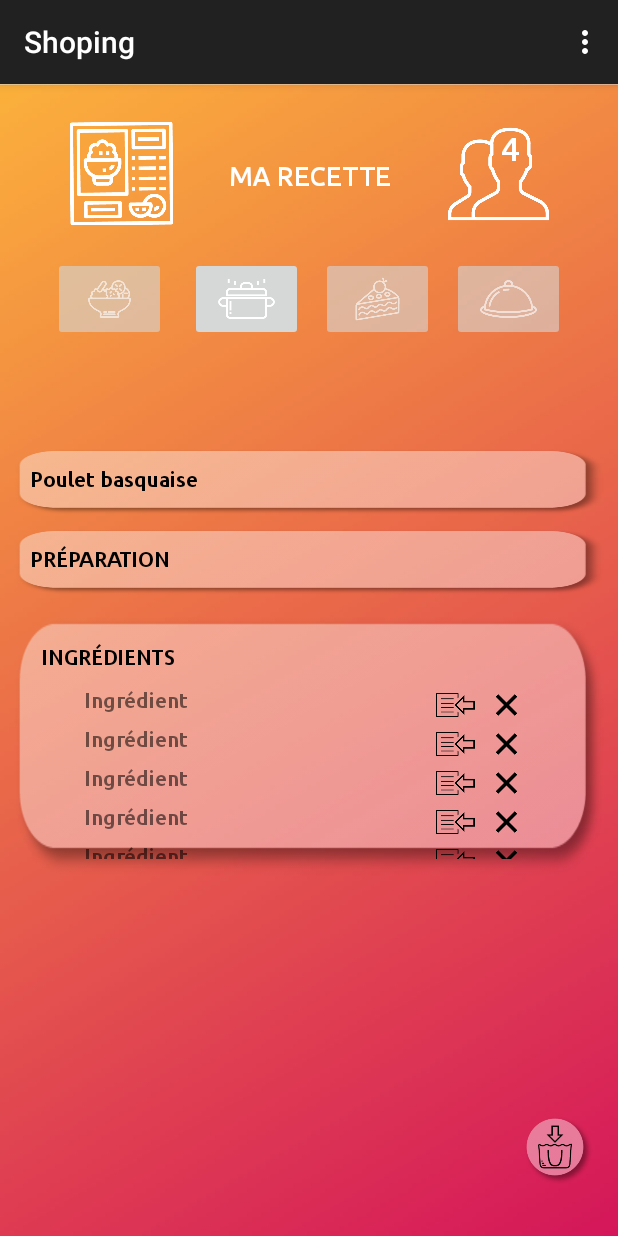
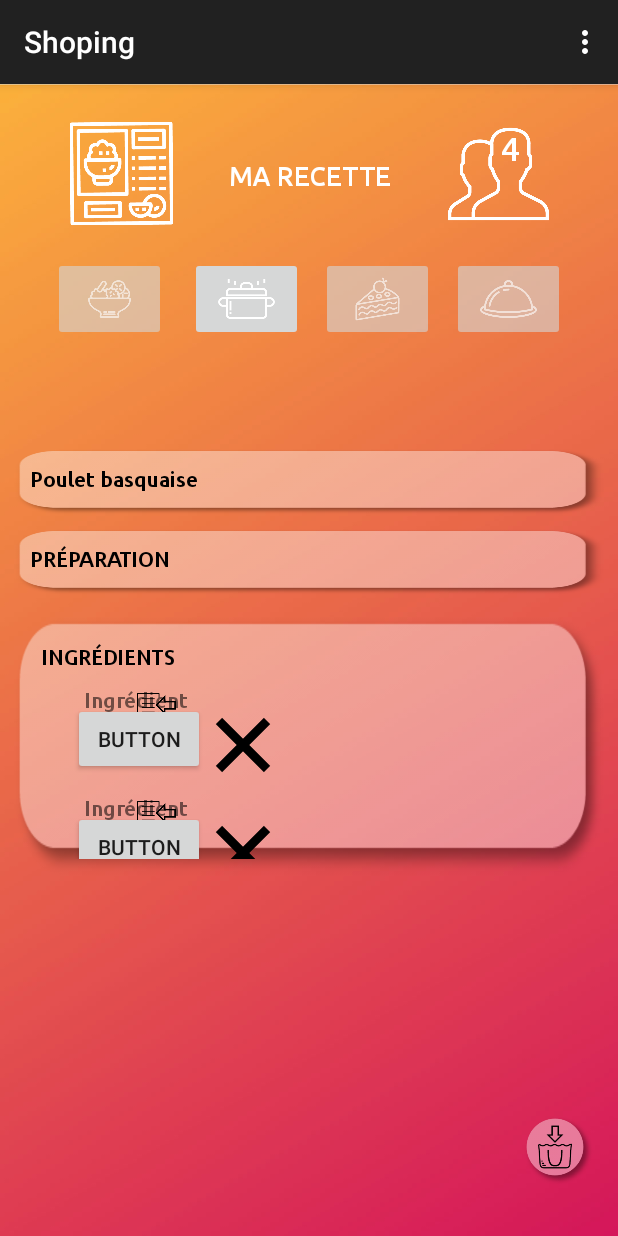
Before and after one commit to vcoquinot/shoping, an Android app: the Ma_recette screen opened directly, with no data from a screen before it, on a phone screen of 412 x 824 dp. Run offline under Robolectric (Android 15) with nearby library versions, the light colour scheme and no system bars; Roboto replaces fonts that are not available here.

Commit message:
effacement des ingrédients

```diff
--- a/Shoping/app/src/main/res/layout/cell_ingredients.xml
+++ b/Shoping/app/src/main/res/layout/cell_ingredients.xml
@@ -7,16 +7,17 @@
     tools:layout_editor_absoluteY="25dp">
 
     <ImageButton
-        android:id="@+id/bt_croix2"
-        android:layout_width="26dp"
-        android:layout_height="25dp"
-        android:layout_marginEnd="16dp"
+        android:id="@+id/del_button1"
+        android:layout_width="73dp"
+        android:layout_height="64dp"
+        android:layout_marginRight="168dp"
+        android:layout_marginTop="8dp"
         android:background="@android:color/transparent"
         android:scaleType="fitCenter"
-        app:layout_constraintBottom_toBottomOf="@+id/name"
-        app:layout_constraintEnd_toEndOf="parent"
-        app:layout_constraintTop_toTopOf="@+id/name"
-        app:layout_constraintVertical_bias="0.714"
+        app:layout_constraintBottom_toBottomOf="parent"
+        app:layout_constraintRight_toRightOf="parent"
+        app:layout_constraintTop_toTopOf="parent"
+        app:layout_constraintVertical_bias="1.0"
         app:srcCompat="@drawable/picto_croix_annule" />
 
     <TextView
@@ -41,9 +42,28 @@
         android:background="@android:color/transparent"
         android:scaleType="fitCenter"
         app:layout_constraintBottom_toBottomOf="@+id/name"
-        app:layout_constraintEnd_toStartOf="@+id/bt_croix2"
+        app:layout_constraintEnd_toStartOf="@+id/del_button1"
         app:layout_constraintTop_toTopOf="@+id/name"
         app:layout_constraintVertical_bias="1.0"
         app:srcCompat="@drawable/recette_ajoute2" />
 
+    <Button
+        android:id="@+id/del_button"
+        android:layout_width="wrap_content"
+        android:layout_height="wrap_content"
+        android:text="Button"
+        app:layout_constraintBottom_toBottomOf="parent"
+        app:layout_constraintTop_toTopOf="parent"
+        tools:layout_editor_absoluteX="317dp" />
+
+    <TextView
+        android:id="@+id/textView13"
+        android:layout_width="wrap_content"
+        android:layout_height="wrap_content"
+        android:layout_marginBottom="16dp"
+        android:layout_marginStart="8dp"
+        android:text="TextView"
+        app:layout_constraintBottom_toBottomOf="parent"
+        app:layout_constraintStart_toStartOf="parent" />
+
 </android.support.constraint.ConstraintLayout>
```
Also changed, not shown: Shoping/app/src/main/java/com/example/morga/shoping/liste_ingredients.java (+80 -9 lines).
